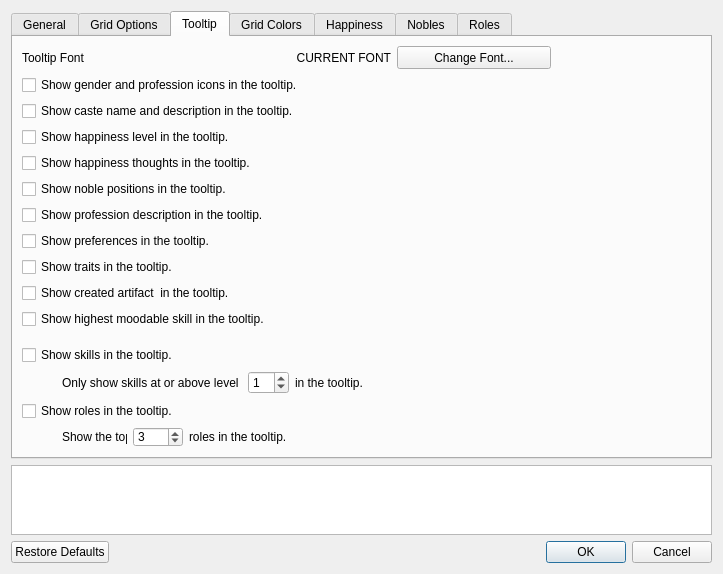
Before: the Qt Designer form ui/optionsmenu.ui in Dwarf-Therapist/Dwarf-Therapist, drawn with Qt 5.
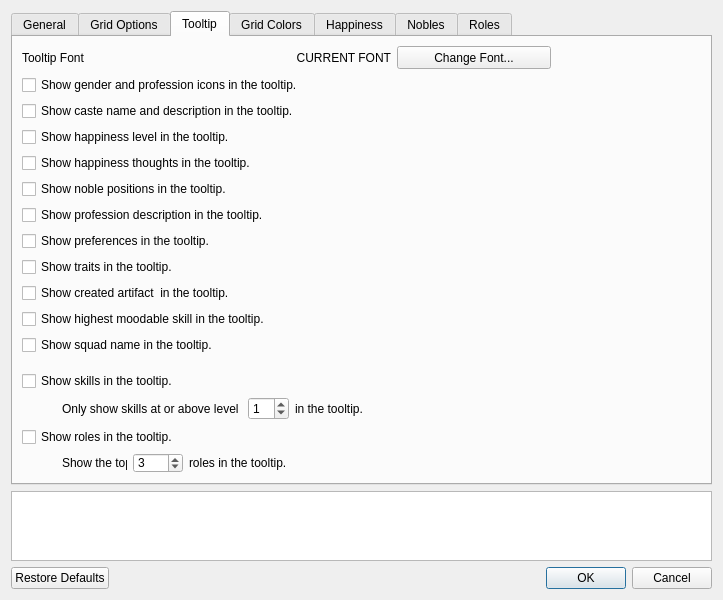
After: the same form once the commit is applied. The open tabs and pages were chosen to show the change. Icons and pictures are not drawn.

Diff of the .ui file:
```diff
--- a/ui/optionsmenu.ui
+++ b/ui/optionsmenu.ui
@@ -1061,6 +1061,16 @@
            </property>
           </widget>
          </item>
+         <item>
+          <widget class="QCheckBox" name="chk_show_squad">
+           <property name="statusTip">
+            <string>When checked, shows the squad name in the tooltip.</string>
+           </property>
+           <property name="text">
+            <string>Show squad name in the tooltip.</string>
+           </property>
+          </widget>
+         </item>
          <item>
           <spacer name="verticalSpacer_3">
            <property name="orientation">
```
